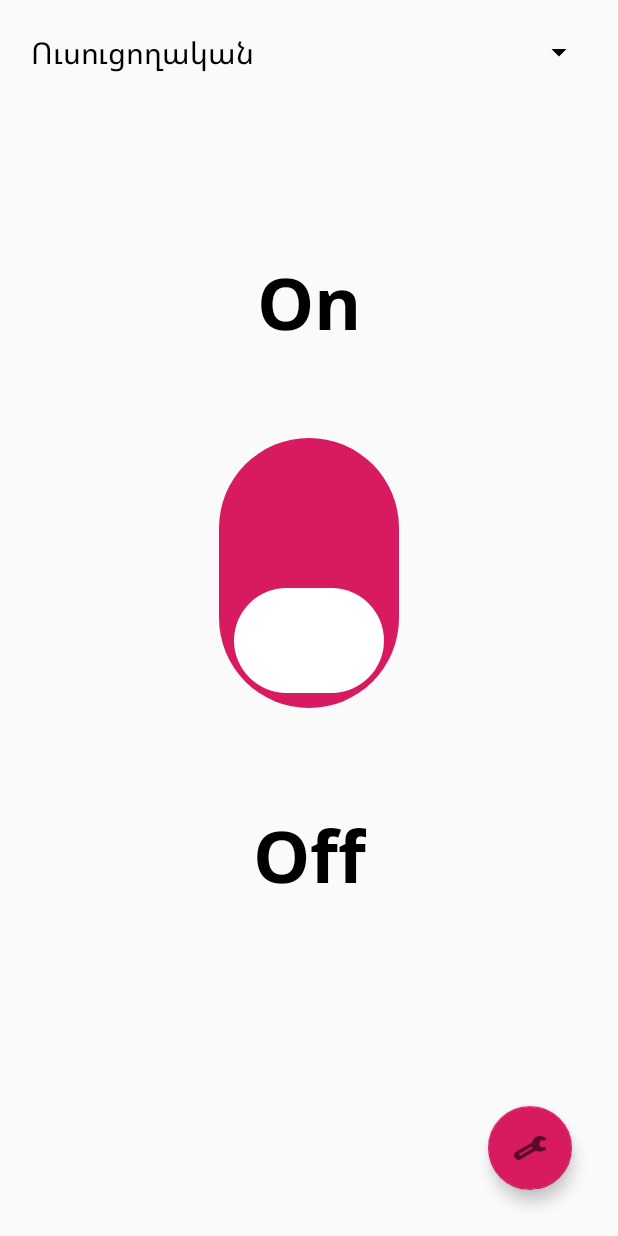
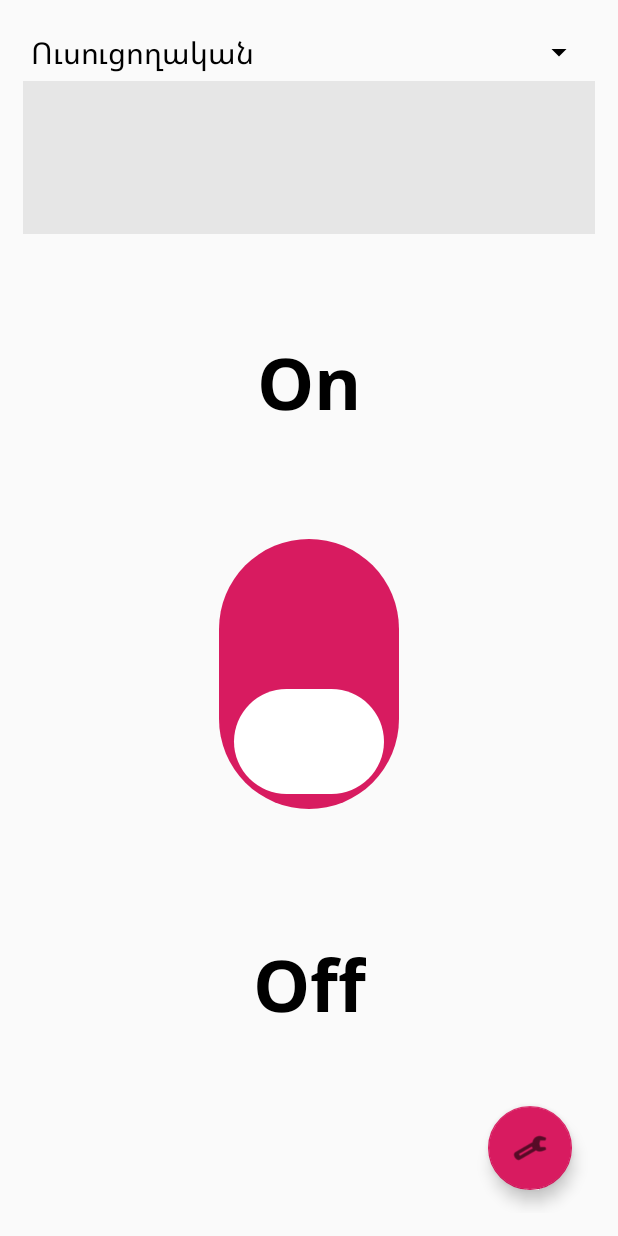
Before and after one commit to HovKuroyan/ESP32DataBase, an Android app: the MainActivity screen opened directly, with no data from a screen before it, on a phone screen of 412 x 824 dp. Run offline under Robolectric (Android 15) with nearby library versions, the phone set to English and light mode, and no system bars; our stand-ins replace Firebase (no records; nobody signed in at launch, a user with empty details on screens opened directly).

Commit message:
log about alarm

```diff
--- /dev/null
+++ b/app/src/main/java/com/example/esp32database/AlarmAdapter.java
@@ -0,0 +1,63 @@
+package com.example.esp32database;
+
+import android.view.LayoutInflater;
+import android.view.View;
+import android.view.ViewGroup;
+import android.widget.TextView;
+
+import androidx.annotation.NonNull;
+import androidx.recyclerview.widget.RecyclerView;
+
+import com.google.firebase.database.DatabaseReference;
+
+import java.util.List;
+
+public class AlarmAdapter extends RecyclerView.Adapter<AlarmAdapter.ViewHolder> {
+    private List<Alarm> alarms;
+    private DatabaseReference databaseReference;
+
+    public AlarmAdapter(List<Alarm> alarms, DatabaseReference databaseReference) {
+        this.alarms = alarms;
+        this.databaseReference = databaseReference;
+    }
+
+    @NonNull
+    @Override
+    public ViewHolder onCreateViewHolder(@NonNull ViewGroup parent, int viewType) {
+        View view = LayoutInflater.from(parent.getContext()).inflate(R.layout.alarm_item, parent, false);
+        return new ViewHolder(view);
+    }
+
+    @Override
+    public void onBindViewHolder(@NonNull ViewHolder holder, int position) {
+        if (position >= 2) {
+            Alarm alarm = alarms.get(position - 1);
+            holder.tvDateTime.setText(alarm.getDateTime());
+            holder.tvAlarmType.setText(alarm.getAlarmType());
+            holder.switchState.setText(String.valueOf(alarm.isSwitchState()));
+        }else {
+            Alarm alarm = new Alarm();
+//            holder.tvDateTime.setText(alarm.getDateTime());
+//            holder.tvAlarmType.setText(alarm.getAlarmType());
+//            holder.switchState.setText(String.valueOf(alarm.isSwitchState()));
+        }
+    }
+
+    @Override
+    public int getItemCount() {
+        return alarms.size();
+    }
+
+    public static class ViewHolder extends RecyclerView.ViewHolder {
+        TextView tvDateTime;
+        TextView tvAlarmType;
+        TextView switchState;
+
+        public ViewHolder(View view) {
+            super(view);
+            tvDateTime = view.findViewById(R.id.tvDateTime);
+            tvAlarmType = view.findViewById(R.id.tvAlarmType);
+            switchState = view.findViewById(R.id.switchState);
+        }
+    }
+}
--- a/app/src/main/java/com/example/esp32database/MainActivity.java
+++ b/app/src/main/java/com/example/esp32database/MainActivity.java
@@ -5,18 +5,23 @@ import static android.content.ContentValues.TAG;
 import androidx.annotation.NonNull;
 import androidx.appcompat.app.AppCompatActivity;
 import androidx.appcompat.widget.SwitchCompat;
+import androidx.recyclerview.widget.LinearLayoutManager;
+import androidx.recyclerview.widget.RecyclerView;
 
 import android.content.Intent;
 import android.graphics.Color;
 import android.os.Bundle;
+import android.text.format.DateFormat;
 import android.util.Log;
 import android.view.View;
 import android.widget.AdapterView;
 import android.widget.ArrayAdapter;
 import android.widget.CompoundButton;
+import android.widget.ProgressBar;
 import android.widget.Spinner;
 import android.widget.Switch;
 import android.widget.TextView;
+import android.widget.Toast;
 
 import com.example.esp32database.DB.DataBaseHelper;
 import com.example.esp32database.DB.Result;
@@ -27,11 +32,19 @@ import com.google.firebase.database.DatabaseReference;
 import com.google.firebase.database.FirebaseDatabase;
 import com.google.firebase.database.ValueEventListener;
 
+import java.util.ArrayList;
+import java.util.Date;
 import java.util.List;
 
 public class MainActivity extends AppCompatActivity {
 
     private DatabaseReference mDatabase;
+    private RecyclerView recyclerView;
+    private DatabaseReference databaseReference;
+    private List<Alarm> alarms;
+
+    private AlarmAdapter alarmAdapter;
+    private ProgressBar progressBar;
 
     @Override
     protected void onCreate(Bundle savedInstanceState) {
@@ -41,7 +54,20 @@ public class MainActivity extends AppCompatActivity {
         SwitchCompat alarmSwitch = findViewById(R.id.mySwitch);
         Spinner alarmTypeSpinner = findViewById(R.id.alarm_type_spinner);
         DataBaseHelper dbHelper = new DataBaseHelper(this);
-        List<Result>  res = dbHelper.getResults();
+        List<Result> res = dbHelper.getResults();
+        //log
+        recyclerView = findViewById(R.id.recyclerView);
+        recyclerView.setLayoutManager(new LinearLayoutManager(this));
+        progressBar = findViewById(R.id.progressBar);
+        progressBar.setVisibility(View.VISIBLE);
+        FirebaseDatabase firebaseDatabase = FirebaseDatabase.getInstance();
+        databaseReference = firebaseDatabase.getReference("alarms").child("alarms-school-1").child("history");
+        mDatabase = FirebaseDatabase.getInstance().getReference("alarms").child("alarms-school-1").child("my-alarm");
+        alarms = new ArrayList<>();
+        alarmAdapter = new AlarmAdapter(alarms, databaseReference);
+
+        recyclerView.setAdapter(alarmAdapter);
+
 
         //check is db empty or stay in is checked
         if (res.isEmpty()) {
@@ -51,26 +77,49 @@ public class MainActivity extends AppCompatActivity {
             startActivity(new Intent(this, LoginActivity.class));
         }
 
-        mDatabase = FirebaseDatabase.getInstance().getReference().child("alarms").child("my-alarm");
-
-
 
         String[] list = getResources().getStringArray(R.array.alarm_types);
         ArrayAdapter<String> adapter = new ArrayAdapter<>(this, R.layout.spinner_item, list);
         alarmTypeSpinner.setAdapter(adapter);
-        btnConfig.setOnClickListener(new View.OnClickListener() {
+        alarmTypeSpinner.setSelection(0);
+
+        //log
+        databaseReference.addValueEventListener(new ValueEventListener() {
             @Override
-            public void onClick(View v) {
-                startActivity(new Intent(MainActivity.this, ConfigActivity.class));
+            public void onDataChange(@NonNull DataSnapshot snapshot) {
+                progressBar.setVisibility(View.GONE);
+                alarms.clear();
+                for (DataSnapshot dataSnapshot : snapshot.getChildren()) {
+                    Alarm alarm = dataSnapshot.getValue(Alarm.class);
+                    alarms.add(alarm);
+                }
+                recyclerView.scrollToPosition(alarmAdapter.getItemCount() - 1);
+                alarmAdapter.notifyDataSetChanged();
+            }
+
+            @Override
+            public void onCancelled(@NonNull DatabaseError error) {
+                Toast.makeText(MainActivity.this, "Error: " + error.getMessage(), Toast.LENGTH_SHORT).show();
             }
         });
+
+
+        //Switch
         alarmSwitch.setOnCheckedChangeListener(new CompoundButton.OnCheckedChangeListener() {
             @Override
             public void onCheckedChanged(CompoundButton buttonView, boolean isChecked) {
                 mDatabase.child("isOn").setValue(isChecked);
+
+                Alarm al = new Alarm((String) DateFormat.format("hh:mm:ss a", new Date()),
+                        alarmTypeSpinner.getSelectedItem().toString(), isChecked ? "On" : "Off");
+                alarms.add(al);
+                for (int i = 1; i < alarms.size(); i++) {
+                    databaseReference.child(String.valueOf(i)).setValue(alarms.get(i));
+                }
             }
         });
 
+        //Spinner
         alarmTypeSpinner.setOnItemSelectedListener(new AdapterView.OnItemSelectedListener() {
             @Override
             public void onItemSelected(AdapterView<?> parent, View view, int position, long id) {
@@ -90,9 +139,10 @@ public class MainActivity extends AppCompatActivity {
         mDatabase.addValueEventListener(new ValueEventListener() {
             @Override
             public void onDataChange(@NonNull DataSnapshot snapshot) {
-                Boolean on = snapshot.child("isOn").getValue(Boolean.class);
-                alarmSwitch.setChecked(on);
-
+                Boolean switchState = snapshot.child("isOn").getValue(Boolean.class);
+                if (switchState != null) {
+                    alarmSwitch.setChecked(switchState);
+                }
                 String alarmType = snapshot.child("type").getValue(String.class);
                 alarmTypeSpinner.setSelection(getIndex(alarmTypeSpinner, alarmType));
             }
@@ -105,6 +155,12 @@ public class MainActivity extends AppCompatActivity {
         });
 
 
+        btnConfig.setOnClickListener(new View.OnClickListener() {
+            @Override
+            public void onClick(View v) {
+                startActivity(new Intent(MainActivity.this, ConfigActivity.class));
+            }
+        });
     }
 
     private int getIndex(Spinner spinner, String myString) {
--- a/app/src/main/res/layout/activity_main.xml
+++ b/app/src/main/res/layout/activity_main.xml
@@ -4,9 +4,9 @@
     xmlns:tools="http://schemas.android.com/tools"
     android:layout_width="match_parent"
     android:layout_height="match_parent"
+    android:background="#fafafa"
     android:orientation="vertical"
-    android:padding="15dp"
-    >
+    android:padding="15dp">
 
     <com.google.android.material.floatingactionbutton.FloatingActionButton
         android:id="@+id/btnConfig"
@@ -33,6 +33,7 @@
         app:layout_constraintEnd_toEndOf="parent"
         app:layout_constraintStart_toStartOf="parent"
         app:layout_constraintTop_toTopOf="parent"
+        app:layout_constraintVertical_bias="0.59000003"
         app:track="@drawable/track_selector" />
 
     <TextView
@@ -47,7 +48,7 @@
         app:layout_constraintBottom_toTopOf="@+id/mySwitch"
         app:layout_constraintEnd_toEndOf="parent"
         app:layout_constraintStart_toStartOf="parent"
-        app:layout_constraintTop_toTopOf="parent" />
+        app:layout_constraintTop_toBottomOf="@+id/alarm_type_spinner" />
 
     <TextView
         android:id="@+id/textView2"
@@ -60,8 +61,7 @@
         app:layout_constraintBottom_toBottomOf="parent"
         app:layout_constraintEnd_toEndOf="parent"
         app:layout_constraintStart_toStartOf="parent"
-        app:layout_constraintTop_toBottomOf="@+id/mySwitch"
-        app:layout_constraintVertical_bias="0.32999998" />
+        app:layout_constraintTop_toBottomOf="@+id/mySwitch" />
 
     <Spinner
         android:id="@+id/alarm_type_spinner"
@@ -72,4 +72,38 @@
         app:layout_constraintRight_toRightOf="parent"
         app:layout_constraintTop_toTopOf="parent" />
 
+    <androidx.constraintlayout.widget.ConstraintLayout
+        android:id="@+id/constraintLayout"
+        android:layout_width="0dp"
+        android:layout_height="102dp"
+        android:background="#e6e6e6"
+        app:circularflow_angles="10dp"
+        app:layout_constraintEnd_toEndOf="parent"
+        app:layout_constraintStart_toStartOf="parent"
+        app:layout_constraintTop_toBottomOf="@+id/alarm_type_spinner">
+
+        <androidx.recyclerview.widget.RecyclerView
+            android:id="@+id/recyclerView"
+            android:layout_width="match_parent"
+            android:layout_height="match_parent"
+            android:background="#e6e6e6"
+            app:layout_constraintBottom_toBottomOf="parent"
+            app:layout_constraintEnd_toEndOf="parent"
+            app:layout_constraintStart_toStartOf="parent"
+            app:layout_constraintTop_toTopOf="parent">
+
+        </androidx.recyclerview.widget.RecyclerView>
+
+        <ProgressBar
+            android:id="@+id/progressBar"
+            style="?android:attr/progressBarStyle"
+            android:layout_width="wrap_content"
+            android:layout_height="wrap_content"
+            android:background="#e6e6e6"
+            app:layout_constraintBottom_toBottomOf="@+id/recyclerView"
+            app:layout_constraintEnd_toEndOf="parent"
+            app:layout_constraintStart_toStartOf="parent"
+            app:layout_constraintTop_toTopOf="parent" />
+    </androidx.constraintlayout.widget.ConstraintLayout>
+
 </androidx.constraintlayout.widget.ConstraintLayout>
```
Also changed, not shown: app/src/main/java/com/example/esp32database/Alarm.java (added, +39 -0 lines), app/src/main/res/layout/alarm_item.xml (added, +43 -0 lines).
